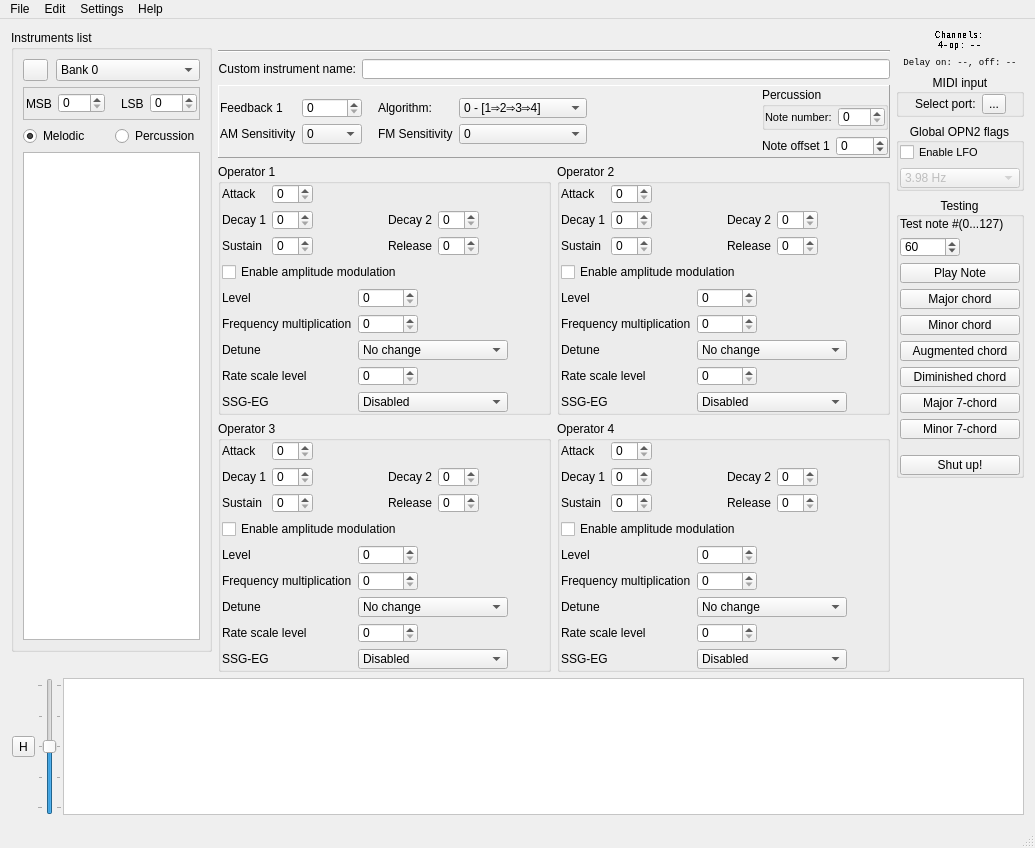
First picture: the form in src/bank_editor.ui, repository Wohlstand/OPN2BankEditor, before the edit.
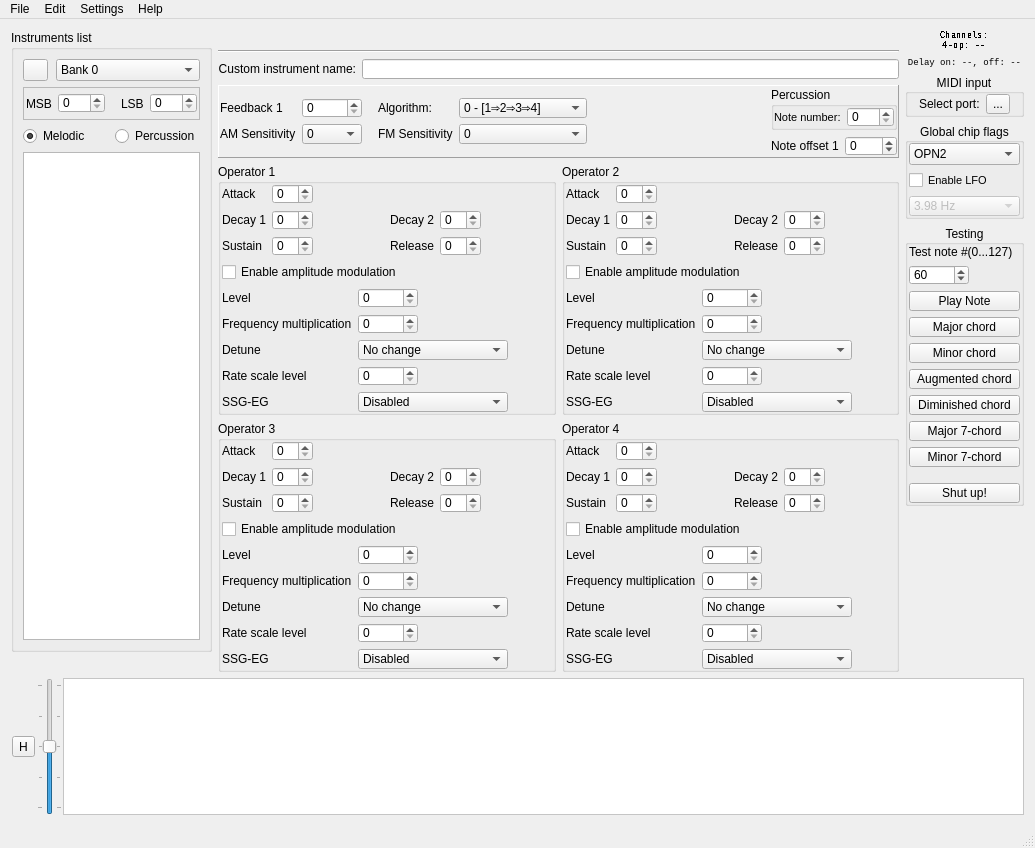
Second picture: the form after the edit. Icons and pictures are not drawn. Custom widgets are drawn as their Qt base class.

Commit message: Added chip frequency mode flag 0x10 flag will mean: - 0 use OPN2's frequency - 1 use OPNA's frequency

What changed in the file:
```diff
--- a/src/bank_editor.ui
+++ b/src/bank_editor.ui
@@ -2990,7 +2990,7 @@
           <item>
            <widget class="QGroupBox" name="groupBox_3">
             <property name="title">
-             <string>Global OPN2 flags</string>
+             <string>Global chip flags</string>
             </property>
             <property name="alignment">
              <set>Qt::AlignCenter</set>
@@ -3008,6 +3008,23 @@
              <property name="bottomMargin">
               <number>0</number>
              </property>
+             <item>
+              <widget class="QComboBox" name="chipType">
+               <property name="toolTip">
+                <string>&lt;html&gt;&lt;head/&gt;&lt;body&gt;&lt;p&gt;Defines a type of the chip and frequency to run emulators:&lt;/p&gt;&lt;ul style=&quot;margin-top: 0px; margin-bottom: 0px; margin-left: 0px; margin-right: 0px; -qt-list-indent: 1;&quot;&gt;&lt;li style=&quot; margin-top:12px; margin-bottom:12px; margin-left:0px; margin-right:0px; -qt-block-indent:0; text-indent:0px;&quot;&gt;&lt;span style=&quot; font-weight:600;&quot;&gt;OPN2&lt;/span&gt; - YM2612, YM3438 - running in &lt;span style=&quot; font-family:'monospace';&quot;&gt;53267 Hz rate&lt;/span&gt;&lt;/li&gt;&lt;li style=&quot; margin-top:12px; margin-bottom:12px; margin-left:0px; margin-right:0px; -qt-block-indent:0; text-indent:0px;&quot;&gt;&lt;span style=&quot; font-weight:600;&quot;&gt;OPNA&lt;/span&gt; - YM2602 - running in &lt;span style=&quot; font-family:'monospace';&quot;&gt;55466 Hz rate&lt;/span&gt;&lt;/li&gt;&lt;/ul&gt;&lt;/body&gt;&lt;/html&gt;</string>
+               </property>
+               <item>
+                <property name="text">
+                 <string>OPN2</string>
+                </property>
+               </item>
+               <item>
+                <property name="text">
+                 <string>OPNA</string>
+                </property>
+               </item>
+              </widget>
+             </item>
              <item>
               <widget class="QCheckBox" name="lfoEnable">
                <property name="font">
```
Left out of the diff: 2 changed lines with no effect on the pictures. The commit also changes 7 other files.
